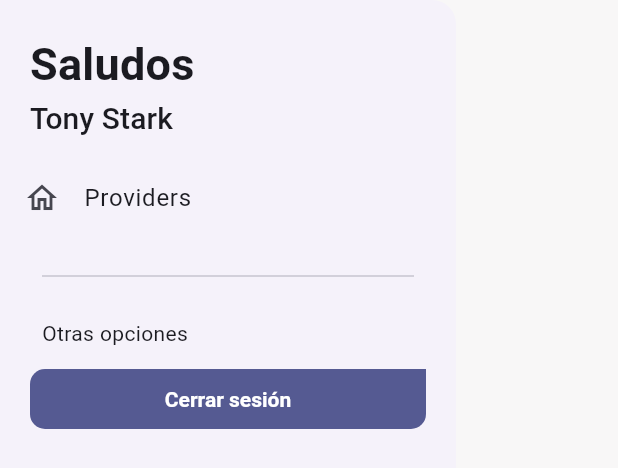
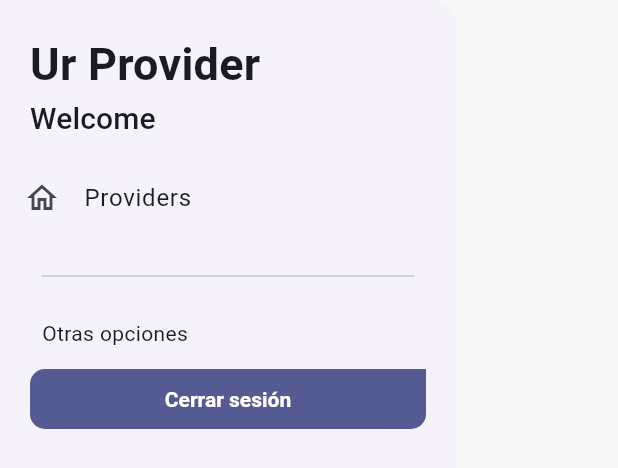
Before and after one commit to BarHand-Mobile-V2-0/BarHand-V2-Flutter, a Flutter app: the SideMenu widget shown alone on an empty page, opened directly with empty values, on a phone screen of 412 x 824 dp. Shown: the top 468 px of the screen. Run offline on Flutter 3.47's test engine with Material 2 defaults, Android fonts, the light colour scheme and no system bars; our stand-ins replace dio, flutter_dotenv, flutter_riverpod, formz, go_router, google_fonts; statements that could not run were skipped.

Commit message:
Update side_menu.dart

```diff
--- a/lib/features/shared/widgets/side_menu.dart
+++ b/lib/features/shared/widgets/side_menu.dart
@@ -49,12 +49,12 @@ class SideMenuState extends ConsumerState<SideMenu> {
 
           Padding(
             padding: EdgeInsets.fromLTRB(20, hasNotch ? 0 : 20, 16, 0),
-            child: Text('Saludos', style: textStyles.titleMedium ),
+            child: Text('Ur Provider', style: textStyles.titleMedium ),
           ),
 
           Padding(
             padding: const EdgeInsets.fromLTRB(20, 0, 16, 10),
-            child: Text('Tony Stark', style: textStyles.titleSmall ),
+            child: Text('Welcome', style: textStyles.titleSmall ),
           ),
 
           ListTile(
```
